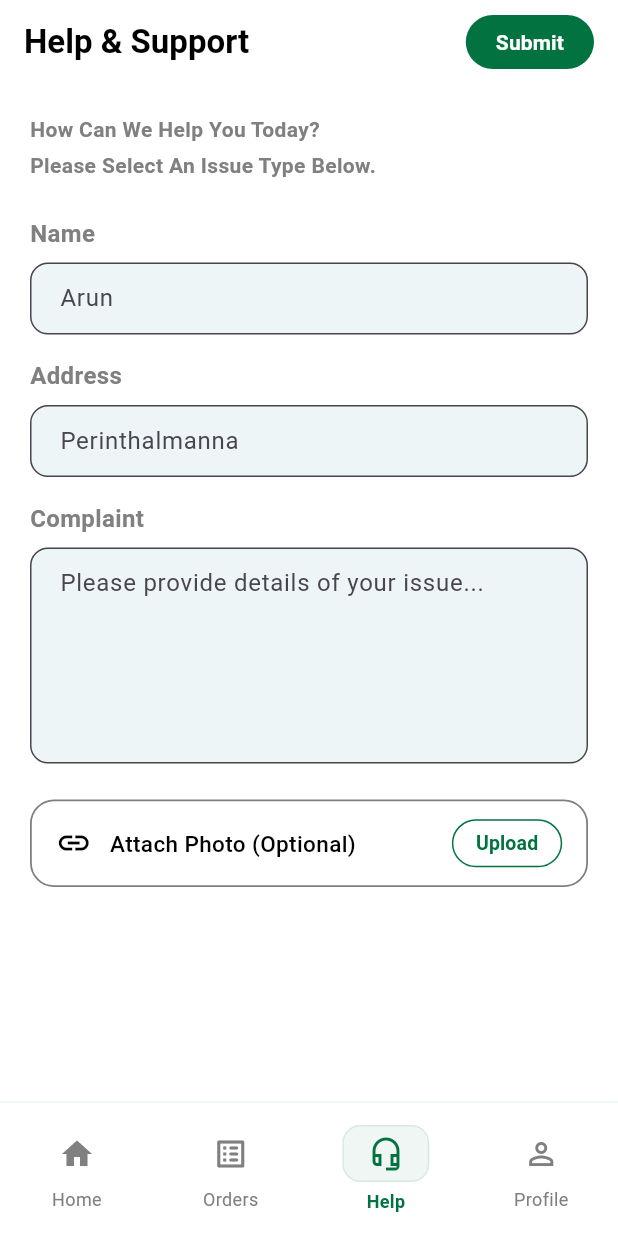
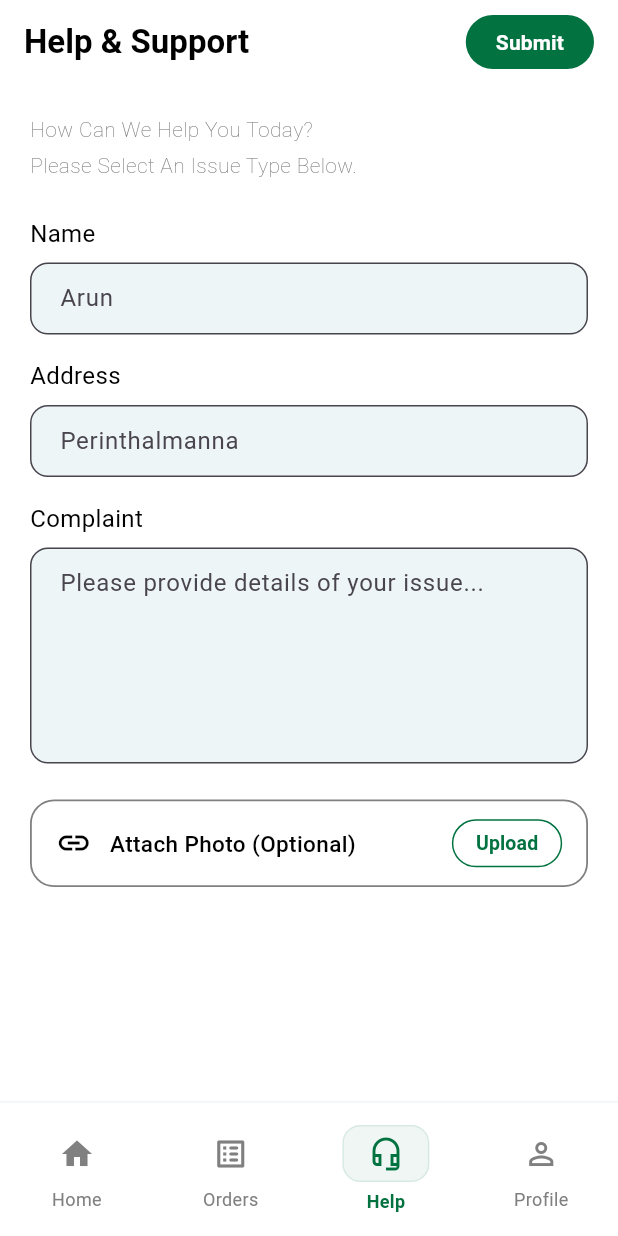
Before and after one commit to shaniyathasnim/green-hub, a Flutter app: the screen it shows after launch, on a phone screen of 412 x 824 dp. Run offline on Flutter 3.47's test engine with Material 3 defaults, Android fonts, the phone set to English and light mode, and no system bars; Roboto replaces fonts that are missing (Poppins).

Commit message:
shaniya first push

```diff
--- a/lib/views/help_and_support.dart
+++ b/lib/views/help_and_support.dart
@@ -92,7 +92,7 @@ class _HelpSupportScreenState extends State<HelpSupportScreen> {
               'How Can We Help You Today?',
               style: TextStyle(
                 fontSize: 14,
-                fontWeight: FontWeight.bold,
+                fontWeight: FontWeight.w200,
                 color: Grey,
               ),
             ),
@@ -101,7 +101,7 @@ class _HelpSupportScreenState extends State<HelpSupportScreen> {
               'Please Select An Issue Type Below.',
               style: TextStyle(
                 fontSize: 14,
-                fontWeight: FontWeight.bold,
+                fontWeight:FontWeight.w200,
                 color: Grey,
               ),
             ),
--- a/lib/widgets/custom_text_field.dart
+++ b/lib/widgets/custom_text_field.dart
@@ -26,8 +26,8 @@ class CustomTextField extends StatelessWidget {
           label,
           style: const TextStyle(
             fontSize: 16,
-            fontWeight: FontWeight.w600,
-            color: Grey,
+            fontWeight: FontWeight.w400,
+            color: Black,
           ),
         ),
         const SizedBox(height: 8),
@@ -39,7 +39,7 @@ class CustomTextField extends StatelessWidget {
             hintText: hint,
             prefixIcon: prefixIcon,
             filled: true,
-            fillColor: LightGrey,
+            fillColor:LightGrey,
 
             border: OutlineInputBorder(
               borderRadius: BorderRadius.circular(12),
--- a/lib/widgets/help_success_screen.dart
+++ b/lib/widgets/help_success_screen.dart
@@ -11,15 +11,15 @@ class HelpSuccessScreen extends StatelessWidget {
       backgroundColor: White,
       body: SafeArea(
           child: Padding(
-            padding: const EdgeInsets.symmetric(horizontal: 24.0),
+            padding: const EdgeInsets.symmetric(horizontal: 30),
             child: Column(
               mainAxisAlignment: MainAxisAlignment.center,
               children: [
               // Success Image
               Image.asset(
               "assets/complaint_submit.gif",
-              width: 300,
-              height:300,
+              width: 200,
+              height:200,
               fit: BoxFit.contain,
             ),
             const SizedBox(height: 20),
```
